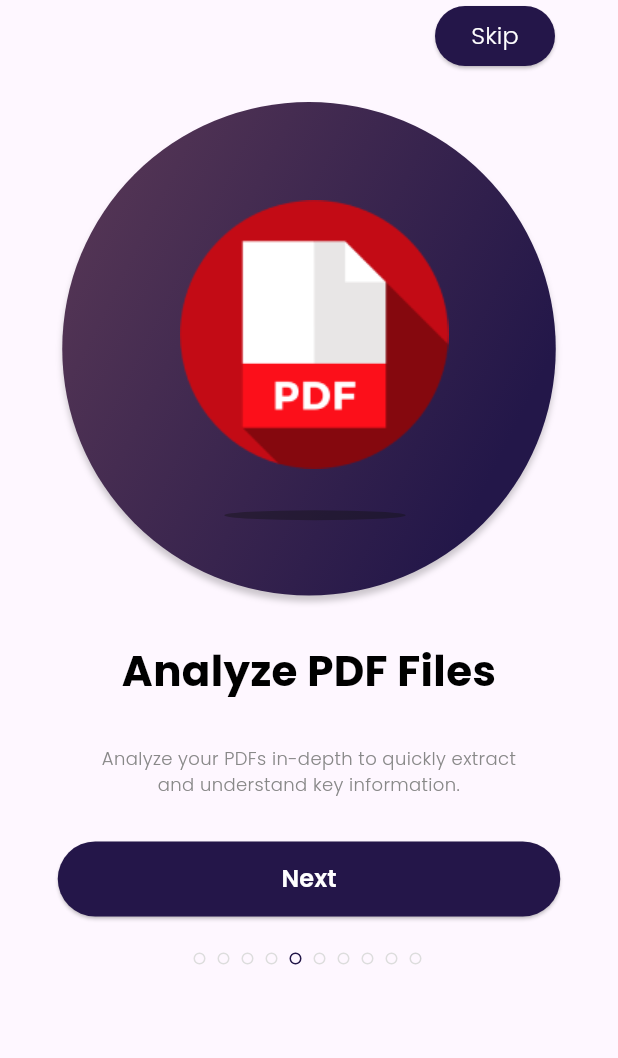
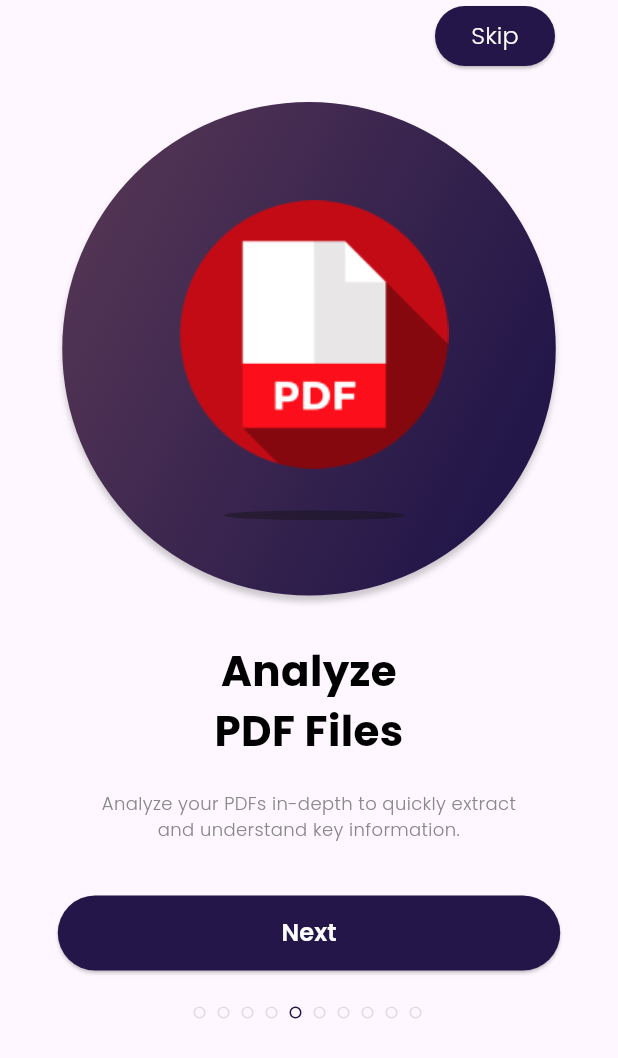
Before and after one commit to shabeeb-asghar/Jawab.io, a Flutter app: the OnBoarding_4 screen opened directly, after a tap on "Next", on a phone screen of 412 x 824 dp. Shown: the top 1058 px of the screen. Run offline on Flutter 3.47's test engine with Material 3 defaults, Android fonts, the light colour scheme and no system bars.

Commit message:
Uis were not according to the designs they are now fixed

```diff
--- a/lib/screens/Onboarding_Screens/onboarding_1.dart
+++ b/lib/screens/Onboarding_Screens/onboarding_1.dart
@@ -28,14 +28,13 @@ class OnBoarding_1 extends StatelessWidget{
         const SizedBox(height: 20,),
         const Image_Container(Image_Path: "Assets/Images/1.png"),
         const SizedBox(height: 30,),
-        const SizedBox(width: 335,child: Text("Welcome on Jawab Let me show you what we can do for you !",textAlign: TextAlign.center,style: TextStyle(
+        const SizedBox(width: 335, height: 170,child: Text("Welcome on Jawab Let me show you what we can do for you !",textAlign: TextAlign.center,style: TextStyle(
           fontFamily: "Poppins",
           fontSize: 28,
           fontWeight: FontWeight.w700,
           color: Colors.black
 
         ),),),
-        const SizedBox(height: 30,),
         Button("Let's Go !", 16, Colors.white, FontWeight.w600, const Color.fromARGB(255,36,22,73), 50, 335, () => Press_LetsGo_Button(context)),
         const SizedBox(height: 20),
         const Padding(
--- a/lib/screens/Onboarding_Screens/onboarding_4.dart
+++ b/lib/screens/Onboarding_Screens/onboarding_4.dart
@@ -43,7 +43,12 @@ class OnBoarding_4 extends StatelessWidget {
             height: 30,
           ),
           const SizedBox(
+            height: 170,
+            child: Column(
+              children: [
+                SizedBox(
                   width: 335,
+                  height: 100,
                   child: Text(
                     "Audio / Video Transcription",
                     textAlign: TextAlign.center,
@@ -54,10 +59,7 @@ class OnBoarding_4 extends StatelessWidget {
                         color: Colors.black),
                   ),
                 ),
-          const SizedBox(
-            height: 30,
-          ),
-          const SizedBox(
+          SizedBox(
               width: 300,
               child: Text(
                 "Transcribe audio and video content, including YouTube links, into Arabic text.",
@@ -68,8 +70,8 @@ class OnBoarding_4 extends StatelessWidget {
                     fontSize: 12,
                     fontWeight: FontWeight.w300),
               )),
-          const SizedBox(
-            height: 30,
+              ],
+            ),
           ),
           Button("Next", 16, Colors.white, FontWeight.w600,
               const Color.fromARGB(255, 36, 22, 73), 50, 335, () => Press_Next_Button(context)),
--- a/lib/screens/Onboarding_Screens/onboarding_5.dart
+++ b/lib/screens/Onboarding_Screens/onboarding_5.dart
@@ -42,8 +42,13 @@ class OnBoarding_5 extends StatelessWidget {
           const SizedBox(
             height: 30,
           ),
-         const  SizedBox(
-            width: 335,
+         const SizedBox(
+          height: 170,
+           child: Column(
+             children: [
+               SizedBox(
+                  width: 150,
+                  height: 100,
                   child: Text(
                     "Analyze PDF Files",
                     textAlign: TextAlign.center,
@@ -54,10 +59,7 @@ class OnBoarding_5 extends StatelessWidget {
                         color: Colors.black),
                   ),
                 ),
-         const  SizedBox(
-            height: 30,
-          ),
-          const SizedBox(
+          SizedBox(
               width: 300,
               child: Text(
                 "Analyze your PDFs in-depth to quickly extract and understand key information.",
@@ -68,8 +70,8 @@ class OnBoarding_5 extends StatelessWidget {
                     fontSize: 12,
                     fontWeight: FontWeight.w300),
               )),
-          const SizedBox(
-            height: 30,
+             ],
+           ),
          ),
           Button("Next", 16, Colors.white, FontWeight.w600,
               const Color.fromARGB(255, 36, 22, 73), 50, 335, () => Press_Next_Button(context)),
```
Also changed, not shown: lib/screens/Onboarding_Screens/onboarding_10.dart (+9 -8 lines), lib/screens/Onboarding_Screens/onboarding_2.dart (+9 -4 lines), lib/screens/Onboarding_Screens/onboarding_3.dart (+8 -6 lines), lib/screens/Onboarding_Screens/onboarding_6.dart (+2 -8 lines), lib/screens/Onboarding_Screens/onboarding_7.dart (+8 -6 lines), lib/screens/Onboarding_Screens/onboarding_8.dart (+9 -7 lines), lib/screens/Onboarding_Screens/onboarding_9.dart (+14 -9 lines), lib/screens/Welcome_Screen/welcome_screen.dart (renamed from lib/screens/welcome_screen.dart). Lines whose indentation alone changed are shown as unchanged.
